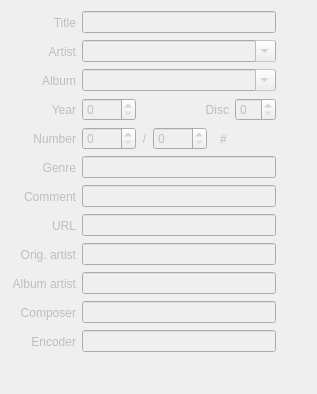
The window that ui/basictags.ui (sjuvonen/coquillo) describes before a commit, drawn with Qt 5.
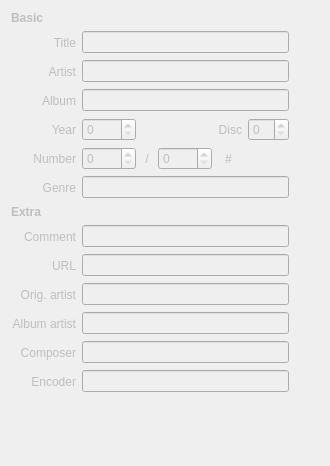
The same window after the commit. Icons and pictures are not drawn.

```diff
--- a/ui/basictags.ui
+++ b/ui/basictags.ui
@@ -9,18 +9,31 @@
    <rect>
     <x>0</x>
     <y>0</y>
-    <width>317</width>
-    <height>394</height>
+    <width>330</width>
+    <height>466</height>
    </rect>
   </property>
+  <property name="minimumSize">
+   <size>
+    <width>330</width>
+    <height>0</height>
+   </size>
+  </property>
   <property name="windowTitle">
    <string>Form</string>
   </property>
   <layout class="QGridLayout" name="gridLayout">
-   <item row="0" column="0">
-    <widget class="QLabel" name="labelTitle">
+   <item row="12" column="1">
+    <widget class="QLineEdit" name="tagComposer">
+     <property name="clearButtonEnabled">
+      <bool>true</bool>
+     </property>
+    </widget>
+   </item>
+   <item row="6" column="0">
+    <widget class="QLabel" name="labelGenre">
      <property name="text">
-      <string>Title</string>
+      <string>Genre</string>
      </property>
      <property name="alignment">
       <set>Qt::AlignRight|Qt::AlignTrailing|Qt::AlignVCenter</set>
@@ -30,34 +43,65 @@
      </property>
     </widget>
    </item>
-   <item row="0" column="1">
-    <widget class="QLineEdit" name="tagTitle">
+   <item row="10" column="1">
+    <widget class="QLineEdit" name="tagOriginalArtist">
      <property name="clearButtonEnabled">
       <bool>true</bool>
      </property>
     </widget>
    </item>
-   <item row="1" column="0">
-    <widget class="QLabel" name="labelArtist">
+   <item row="12" column="2">
+    <widget class="QToolButton" name="cloneComposer">
+     <property name="toolTip">
+      <string>&lt;html&gt;&lt;head/&gt;&lt;body&gt;&lt;p&gt;Copy value to other selected files&lt;/p&gt;&lt;/body&gt;&lt;/html&gt;</string>
+     </property>
      <property name="text">
-      <string>Artist</string>
+      <string/>
      </property>
-     <property name="alignment">
-      <set>Qt::AlignRight|Qt::AlignTrailing|Qt::AlignVCenter</set>
+     <property name="icon">
+      <iconset theme="edit-copy"/>
      </property>
+     <property name="checkable">
+      <bool>false</bool>
+     </property>
+     <property name="autoRaise">
+      <bool>true</bool>
+     </property>
     </widget>
    </item>
-   <item row="2" column="0">
-    <widget class="QLabel" name="labelAlbum">
+   <item row="13" column="0">
+    <widget class="QLabel" name="labelEncoder">
      <property name="text">
-      <string>Album</string>
+      <string>Encoder</string>
      </property>
      <property name="alignment">
       <set>Qt::AlignRight|Qt::AlignTrailing|Qt::AlignVCenter</set>
      </property>
     </widget>
    </item>
-   <item row="3" column="0">
+   <item row="3" column="2">
+    <widget class="QToolButton" name="cloneAlbum">
+     <property name="toolTip">
+      <string>&lt;html&gt;&lt;head/&gt;&lt;body&gt;&lt;p&gt;Copy value to other selected files&lt;/p&gt;&lt;/body&gt;&lt;/html&gt;</string>
+     </property>
+     <property name="text">
+      <string/>
+     </property>
+     <property name="icon">
+      <iconset theme="edit-copy"/>
+     </property>
+     <property name="checkable">
+      <bool>false</bool>
+     </property>
+     <property name="autoRaise">
+      <bool>true</bool>
+     </property>
+     <property name="arrowType">
+      <enum>Qt::NoArrow</enum>
+     </property>
+    </widget>
+   </item>
+   <item row="4" column="0">
     <widget class="QLabel" name="labelYear">
      <property name="text">
       <string>Year</string>
@@ -70,66 +114,66 @@
      </property>
     </widget>
    </item>
-   <item row="3" column="1">
-    <layout class="QHBoxLayout" name="horizontalLayout_3">
-     <item>
-      <widget class="QSpinBox" name="tagYear">
-       <property name="maximum">
-        <number>9999</number>
-       </property>
-      </widget>
-     </item>
-     <item>
-      <widget class="QToolButton" name="cloneYear">
-       <property name="toolTip">
-        <string>&lt;html&gt;&lt;head/&gt;&lt;body&gt;&lt;p&gt;Copy value to other selected files&lt;/p&gt;&lt;/body&gt;&lt;/html&gt;</string>
-       </property>
-       <property name="text">
-        <string/>
-       </property>
-       <property name="checkable">
-        <bool>false</bool>
-       </property>
-       <property name="autoRaise">
-        <bool>true</bool>
-       </property>
-       <property name="arrowType">
-        <enum>Qt::NoArrow</enum>
-       </property>
-      </widget>
-     </item>
-     <item>
-      <spacer name="horizontalSpacer_3">
-       <property name="orientation">
-        <enum>Qt::Horizontal</enum>
-       </property>
-       <property name="sizeHint" stdset="0">
-        <size>
-         <width>40</width>
-         <height>20</height>
-        </size>
-       </property>
-      </spacer>
-     </item>
-     <item>
-      <widget class="QLabel" name="labelDisc">
-       <property name="text">
-        <string>Disc</string>
-       </property>
-       <property name="alignment">
-        <set>Qt::AlignRight|Qt::AlignTrailing|Qt::AlignVCenter</set>
-       </property>
-       <property name="buddy">
-        <cstring>tagDisc</cstring>
-       </property>
-      </widget>
-     </item>
-     <item>
-      <widget class="QSpinBox" name="tagDisc"/>
-     </item>
-    </layout>
+   <item row="11" column="1">
+    <widget class="QLineEdit" name="tagAlbumArtist">
+     <property name="clearButtonEnabled">
+      <bool>true</bool>
+     </property>
+    </widget>
    </item>
-   <item row="4" column="0">
+   <item row="11" column="2">
+    <widget class="QToolButton" name="cloneAlbumArtist">
+     <property name="toolTip">
+      <string>&lt;html&gt;&lt;head/&gt;&lt;body&gt;&lt;p&gt;Copy value to other selected files&lt;/p&gt;&lt;/body&gt;&lt;/html&gt;</string>
+     </property>
+     <property name="text">
+      <string/>
+     </property>
+     <property name="icon">
+      <iconset theme="edit-copy"/>
+     </property>
+     <property name="checkable">
+      <bool>false</bool>
+     </property>
+     <property name="autoRaise">
+      <bool>true</bool>
+     </property>
+    </widget>
+   </item>
+   <item row="12" column="0">
+    <widget class="QLabel" name="labelComposer">
+     <property name="text">
+      <string>Composer</string>
+     </property>
+     <property name="alignment">
+      <set>Qt::AlignRight|Qt::AlignTrailing|Qt::AlignVCenter</set>
+     </property>
+     <property name="buddy">
+      <cstring>tagComposer</cstring>
+     </property>
+    </widget>
+   </item>
+   <item row="0" column="0">
+    <widget class="QLabel" name="label">
+     <property name="font">
+      <font>
+       <weight>75</weight>
+       <bold>true</bold>
+      </font>
+     </property>
+     <property name="text">
+      <string>Basic</string>
+     </property>
+    </widget>
+   </item>
+   <item row="1" column="1">
+    <widget class="QLineEdit" name="tagTitle">
+     <property name="clearButtonEnabled">
+      <bool>true</bool>
+     </property>
+    </widget>
+   </item>
+   <item row="5" column="0">
     <widget class="QLabel" name="labelNumber">
      <property name="text">
       <string>Number</string>
@@ -142,7 +186,7 @@
      </property>
     </widget>
    </item>
-   <item row="4" column="1">
+   <item row="5" column="1">
     <layout class="QHBoxLayout" name="horizontalLayout_4">
      <item>
       <widget class="QSpinBox" name="tagNumber">
@@ -153,6 +197,12 @@
      </item>
      <item>
       <widget class="QLabel" name="labelTotal">
+       <property name="minimumSize">
+        <size>
+         <width>10</width>
+         <height>0</height>
+        </size>
+       </property>
        <property name="text">
         <string>/</string>
        </property>
@@ -205,87 +255,26 @@
      </item>
     </layout>
    </item>
-   <item row="5" column="0">
-    <widget class="QLabel" name="labelGenre">
-     <property name="text">
-      <string>Genre</string>
+   <item row="10" column="2">
+    <widget class="QToolButton" name="cloneOriginalArtist">
+     <property name="toolTip">
+      <string>&lt;html&gt;&lt;head/&gt;&lt;body&gt;&lt;p&gt;Copy value to other selected files&lt;/p&gt;&lt;/body&gt;&lt;/html&gt;</string>
      </property>
-     <property name="alignment">
-      <set>Qt::AlignRight|Qt::AlignTrailing|Qt::AlignVCenter</set>
-     </property>
-     <property name="buddy">
-      <cstring>tagGenre</cstring>
-     </property>
-    </widget>
-   </item>
-   <item row="5" column="1">
-    <widget class="QLineEdit" name="tagGenre">
-     <property name="clearButtonEnabled">
-      <bool>true</bool>
-     </property>
-    </widget>
-   </item>
-   <item row="6" column="0">
-    <widget class="QLabel" name="labelComment">
      <property name="text">
-      <string>Comment</string>
+      <string/>
      </property>
-     <property name="alignment">
-      <set>Qt::AlignRight|Qt::AlignTrailing|Qt::AlignVCenter</set>
+     <property name="icon">
+      <iconset theme="edit-copy"/>
      </property>
-     <property name="buddy">
-      <cstring>tagComment</cstring>
+     <property name="checkable">
+      <bool>false</bool>
      </property>
-    </widget>
-   </item>
-   <item row="6" column="1">
-    <widget class="QLineEdit" name="tagComment">
-     <property name="clearButtonEnabled">
+     <property name="autoRaise">
       <bool>true</bool>
      </property>
     </widget>
    </item>
-   <item row="7" column="0">
-    <widget class="QLabel" name="labelUrl">
-     <property name="text">
-      <string>URL</string>
-     </property>
-     <property name="alignment">
-      <set>Qt::AlignRight|Qt::AlignTrailing|Qt::AlignVCenter</set>
-     </property>
-     <property name="buddy">
-      <cstring>tagUrl</cstring>
-     </property>
-    </widget>
-   </item>
-   <item row="7" column="1">
-    <widget class="QLineEdit" name="tagUrl">
-     <property name="clearButtonEnabled">
-      <bool>true</bool>
-     </property>
-    </widget>
-   </item>
-   <item row="8" column="0">
-    <widget class="QLabel" name="labelOriginalArtist">
-     <property name="text">
-      <string>Orig. artist</string>
-     </property>
-     <property name="alignment">
-      <set>Qt::AlignRight|Qt::AlignTrailing|Qt::AlignVCenter</set>
-     </property>
-     <property name="buddy">
-      <cstring>tagOriginalArtist</cstring>
-     </property>
-    </widget>
-   </item>
-   <item row="8" column="1">
-    <widget class="QLineEdit" name="tagOriginalArtist">
-     <property name="clearButtonEnabled">
-      <bool>true</bool>
-     </property>
-    </widget>
-   </item>
-   <item row="9" column="0">
+   <item row="11" column="0">
     <widget class="QLabel" name="labelAlbumArtist">
      <property name="text">
       <string>Album artist</string>
@@ -298,54 +287,33 @@
      </property>
     </widget>
    </item>
-   <item row="9" column="1">
-    <widget class="QLineEdit" name="tagAlbumArtist">
-     <property name="clearButtonEnabled">
-      <bool>true</bool>
-     </property>
-    </widget>
-   </item>
-   <item row="10" column="0">
-    <widget class="QLabel" name="labelComposer">
-     <property name="text">
-      <string>Composer</string>
-     </property>
-     <property name="alignment">
-      <set>Qt::AlignRight|Qt::AlignTrailing|Qt::AlignVCenter</set>
-     </property>
-     <property name="buddy">
-      <cstring>tagComposer</cstring>
-     </property>
-    </widget>
-   </item>
-   <item row="10" column="1">
-    <widget class="QLineEdit" name="tagComposer">
-     <property name="clearButtonEnabled">
-      <bool>true</bool>
-     </property>
-    </widget>
-   </item>
-   <item row="11" column="0">
-    <widget class="QLabel" name="labelEncoder">
-     <property name="text">
-      <string>Encoder</string>
-     </property>
-     <property name="alignment">
-      <set>Qt::AlignRight|Qt::AlignTrailing|Qt::AlignVCenter</set>
-     </property>
-     <property name="buddy">
-      <cstring>tagEncoder</cstring>
-     </property>
-    </widget>
-   </item>
-   <item row="11" column="1">
+   <item row="13" column="1">
     <widget class="QLineEdit" name="tagEncoder">
      <property name="clearButtonEnabled">
       <bool>true</bool>
      </property>
     </widget>
    </item>
-   <item row="12" column="1">
+   <item row="13" column="2">
+    <widget class="QToolButton" name="cloneEncoder">
+     <property name="toolTip">
+      <string>&lt;html&gt;&lt;head/&gt;&lt;body&gt;&lt;p&gt;Copy value to other selected files&lt;/p&gt;&lt;/body&gt;&lt;/html&gt;</string>
+     </property>
+     <property name="text">
+      <string/>
+     </property>
+     <property name="icon">
+      <iconset theme="edit-copy"/>
+     </property>
+     <property name="checkable">
+      <bool>false</bool>
+     </property>
+     <property name="autoRaise">
+      <bool>true</bool>
+     </property>
+    </widget>
+   </item>
+   <item row="14" column="1">
     <spacer name="verticalSpacer">
      <property name="orientation">
       <enum>Qt::Vertical</enum>
@@ -358,7 +326,62 @@
      </property>
     </spacer>
    </item>
-   <item row="0" column="2">
+   <item row="1" column="0">
+    <widget class="QLabel" name="labelTitle">
+     <property name="text">
+      <string>Title</string>
+     </property>
+     <property name="alignment">
+      <set>Qt::AlignRight|Qt::AlignTrailing|Qt::AlignVCenter</set>
+     </property>
+     <property name="buddy">
+      <cstring>tagTitle</cstring>
+     </property>
+    </widget>
+   </item>
+   <item row="5" column="2">
+    <widget class="QToolButton" name="cloneTotal">
+     <property name="toolTip">
+      <string>&lt;html&gt;&lt;head/&gt;&lt;body&gt;&lt;p&gt;Copy value to other selected files&lt;/p&gt;&lt;/body&gt;&lt;/html&gt;</string>
+     </property>
+     <property name="text">
+      <string/>
+     </property>
+     <property name="icon">
+      <iconset theme="edit-copy"/>
+     </property>
+     <property name="checkable">
+      <bool>false</bool>
+     </property>
+     <property name="autoRaise">
+      <bool>true</bool>
+     </property>
+     <property name="arrowType">
+      <enum>Qt::NoArrow</enum>
+     </property>
+    </widget>
+   </item>
+   <item row="6" column="1">
+    <widget class="QLineEdit" name="tagGenre">
+     <property name="clearButtonEnabled">
+      <bool>true</bool>
+     </property>
+    </widget>
+   </item>
+   <item row="2" column="0">
+    <widget class="QLabel" name="labelArtist">
+     <property name="text">
+      <string>Artist</string>
+     </property>
+     <property name="alignment">
+      <set>Qt::AlignRight|Qt::AlignTrailing|Qt::AlignVCenter</set>
+     </property>
+     <property name="buddy">
+      <cstring>tagArtist</cstring>
+     </property>
+    </widget>
+   </item>
+   <item row="1" column="2">
     <widget class="QToolButton" name="cloneTitle">
      <property name="toolTip">
       <string>&lt;html&gt;&lt;head/&gt;&lt;body&gt;&lt;p&gt;Copy value to other selected files&lt;/p&gt;&lt;/body&gt;&lt;/html&gt;</string>
@@ -377,26 +400,20 @@
      </property>
     </widget>
    </item>
+   <item row="3" column="0">
+    <widget class="QLabel" name="labelAlbum">
+     <property name="text">
+      <string>Album</string>
+     </property>
+     <property name="alignment">
+      <set>Qt::AlignRight|Qt::AlignTrailing|Qt::AlignVCenter</set>
+     </property>
+     <property name="buddy">
+      <cstring>tagAlbum</cstring>
+     </property>
+    </widget>
+   </item>
    <item row="2" column="2">
-    <widget class="QToolButton" name="cloneAlbum">
-     <property name="toolTip">
-      <string>&lt;html&gt;&lt;head/&gt;&lt;body&gt;&lt;p&gt;Copy value to other selected files&lt;/p&gt;&lt;/body&gt;&lt;/html&gt;</string>
-     </property>
-     <property name="text">
-      <string/>
-     </property>
-     <property name="checkable">
-      <bool>false</bool>
-     </property>
-     <property name="autoRaise">
-      <bool>true</bool>
-     </property>
-     <property name="arrowType">
-      <enum>Qt::NoArrow</enum>
-     </property>
-    </widget>
-   </item>
-   <item row="1" column="2">
     <widget class="QToolButton" name="cloneArtist">
      <property name="toolTip">
       <string>&lt;html&gt;&lt;head/&gt;&lt;body&gt;&lt;p&gt;Copy value to other selected files&lt;/p&gt;&lt;/body&gt;&lt;/html&gt;</string>
@@ -407,22 +424,6 @@
      <property name="checkable">
       <bool>false</bool>
      </property>
-     <property name="autoRaise">
-      <bool>true</bool>
-     </property>
-     <property name="arrowType">
-      <enum>Qt::NoArrow</enum>
-     </property>
-    </widget>
-   </item>
-   <item row="3" column="2">
-    <widget class="QToolButton" name="cloneDisc">
-     <property name="toolTip">
-      <string>&lt;html&gt;&lt;head/&gt;&lt;body&gt;&lt;p&gt;Copy value to other selected files&lt;/p&gt;&lt;/body&gt;&lt;/html&gt;</string>
-     </property>
-     <property name="text">
-      <string/>
-     </property>
      <property name="checkable">
       <bool>false</bool>
      </property>
@@ -434,109 +435,14 @@
      </property>
     </widget>
    </item>
-   <item row="4" column="2">
-    <widget class="QToolButton" name="cloneTotal">
-     <property name="toolTip">
-      <string>&lt;html&gt;&lt;head/&gt;&lt;body&gt;&lt;p&gt;Copy value to other selected files&lt;/p&gt;&lt;/body&gt;&lt;/html&gt;</string>
-     </property>
-     <property name="text">
-      <string/>
-     </property>
-     <property name="checkable">
-      <bool>false</bool>
-     </property>
-     <property name="autoRaise">
-      <bool>true</bool>
-     </property>
-     <property name="arrowType">
-      <enum>Qt::NoArrow</enum>
-     </property>
-    </widget>
-   </item>
-   <item row="5" column="2">
-    <widget class="QToolButton" name="cloneGenre">
-     <property name="toolTip">
-      <string>&lt;html&gt;&lt;head/&gt;&lt;body&gt;&lt;p&gt;Copy value to other selected files&lt;/p&gt;&lt;/body&gt;&lt;/html&gt;</string>
-     </property>
-     <property name="text">
-      <string/>
-     </property>
-     <property name="checkable">
-      <bool>false</bool>
-     </property>
-     <property name="autoRaise">
-      <bool>true</bool>
-     </property>
-     <property name="arrowType">
-      <enum>Qt::NoArrow</enum>
-     </property>
-    </widget>
-   </item>
-   <item row="11" column="2">
-    <widget class="QToolButton" name="cloneEncoder">
-     <property name="toolTip">
-      <string>&lt;html&gt;&lt;head/&gt;&lt;body&gt;&lt;p&gt;Copy value to other selected files&lt;/p&gt;&lt;/body&gt;&lt;/html&gt;</string>
-     </property>
-     <property name="text">
-      <string/>
-     </property>
-     <property name="checkable">
-      <bool>false</bool>
-     </property>
-     <property name="autoRaise">
-      <bool>true</bool>
-     </property>
-    </widget>
-   </item>
-   <item row="10" column="2">
-    <widget class="QToolButton" name="cloneComposer">
-     <property name="toolTip">
-      <string>&lt;html&gt;&lt;head/&gt;&lt;body&gt;&lt;p&gt;Copy value to other selected files&lt;/p&gt;&lt;/body&gt;&lt;/html&gt;</string>
-     </property>
-     <property name="text">
-      <string/>
-     </property>
-     <property name="checkable">
-      <bool>false</bool>
-     </property>
-     <property name="autoRaise">
+   <item row="9" column="1">
+    <widget class="QLineEdit" name="tagUrl">
+     <property name="clearButtonEnabled">
       <bool>true</bool>
      </property>
     </widget>
    </item>
    <item row="9" column="2">
-    <widget class="QToolButton" name="cloneAlbumArtist">
-     <property name="toolTip">
-      <string>&lt;html&gt;&lt;head/&gt;&lt;body&gt;&lt;p&gt;Copy value to other selected files&lt;/p&gt;&lt;/body&gt;&lt;/html&gt;</string>
-     </property>
-     <property name="text">
-      <string/>
-     </property>
-     <property name="checkable">
-      <bool>false</bool>
-     </property>
-     <property name="autoRaise">
-      <bool>true</bool>
-     </property>
-    </widget>
-   </item>
-   <item row="8" column="2">
-    <widget class="QToolButton" name="cloneOriginalArtist">
-     <property name="toolTip">
-      <string>&lt;html&gt;&lt;head/&gt;&lt;body&gt;&lt;p&gt;Copy value to other selected files&lt;/p&gt;&lt;/body&gt;&lt;/html&gt;</string>
-     </property>
-     <property name="text">
-      <string/>
-     </property>
-     <property name="checkable">
-      <bool>false</bool>
-     </property>
-     <property name="autoRaise">
-      <bool>true</bool>
-     </property>
-    </widget>
-   </item>
-   <item row="7" column="2">
     <widget class="QToolButton" name="cloneUrl">
      <property name="toolTip">
       <string>&lt;html&gt;&lt;head/&gt;&lt;body&gt;&lt;p&gt;Copy value to other selected files&lt;/p&gt;&lt;/body&gt;&lt;/html&gt;</string>
@@ -552,7 +458,20 @@
      </property>
     </widget>
    </item>
-   <item row="6" column="2">
+   <item row="10" column="0">
+    <widget class="QLabel" name="labelOriginalArtist">
+     <property name="text">
+      <string>Orig. artist</string>
+     </property>
+     <property name="alignment">
+      <set>Qt::AlignRight|Qt::AlignTrailing|Qt::AlignVCenter</set>
+     </property>
+     <property name="buddy">
+      <cstring>tagOriginalArtist</cstring>
+     </property>
+    </widget>
+   </item>
+   <item row="8" column="2">
     <widget class="QToolButton" name="cloneComment">
      <property name="toolTip">
       <string>&lt;html&gt;&lt;head/&gt;&lt;body&gt;&lt;p&gt;Copy value to other selected files&lt;/p&gt;&lt;/body&gt;&lt;/html&gt;</string>
@@ -568,25 +487,169 @@
      </property>
     </widget>
    </item>
-   <item row="1" column="1">
-    <widget class="QComboBox" name="tagArtist">
-     <property name="editable">
+   <item row="9" column="0">
+    <widget class="QLabel" name="labelUrl">
+     <property name="text">
+      <string>URL</string>
+     </property>
+     <property name="alignment">
+      <set>Qt::AlignRight|Qt::AlignTrailing|Qt::AlignVCenter</set>
+     </property>
+     <property name="buddy">
+      <cstring>tagUrl</cstring>
+     </property>
+    </widget>
+   </item>
+   <item row="4" column="1">
+    <layout class="QHBoxLayout" name="horizontalLayout_3">
+     <item>
+      <widget class="QSpinBox" name="tagYear">
+       <property name="maximum">
+        <number>9999</number>
+       </property>
+      </widget>
+     </item>
+     <item>
+      <widget class="QToolButton" name="cloneYear">
+       <property name="toolTip">
+        <string>&lt;html&gt;&lt;head/&gt;&lt;body&gt;&lt;p&gt;Copy value to other selected files&lt;/p&gt;&lt;/body&gt;&lt;/html&gt;</string>
+       </property>
+       <property name="text">
+        <string/>
+       </property>
+       <property name="icon">
+        <iconset theme="edit-copy"/>
+       </property>
+       <property name="checkable">
+        <bool>false</bool>
+       </property>
+       <property name="autoRaise">
+        <bool>true</bool>
+       </property>
+       <property name="arrowType">
+        <enum>Qt::NoArrow</enum>
+       </property>
+      </widget>
+     </item>
+     <item>
+      <spacer name="horizontalSpacer_3">
+       <property name="orientation">
+        <enum>Qt::Horizontal</enum>
+       </property>
+       <property name="sizeHint" stdset="0">
+        <size>
+         <width>40</width>
+         <height>20</height>
+        </size>
+       </property>
+      </spacer>
+     </item>
+     <item>
+      <widget class="QLabel" name="labelDisc">
+       <property name="minimumSize">
+        <size>
+         <width>32</width>
+         <height>0</height>
+        </size>
+       </property>
+       <property name="text">
+        <string>Disc</string>
+       </property>
+       <property name="alignment">
+        <set>Qt::AlignRight|Qt::AlignTrailing|Qt::AlignVCenter</set>
+       </property>
+       <property name="buddy">
+        <cstring>tagDisc</cstring>
+       </property>
+      </widget>
+     </item>
+     <item>
+      <widget class="QSpinBox" name="tagDisc"/>
+     </item>
+    </layout>
+   </item>
+   <item row="4" column="2">
+    <widget class="QToolButton" name="cloneDisc">
+     <property name="toolTip">
+      <string>&lt;html&gt;&lt;head/&gt;&lt;body&gt;&lt;p&gt;Copy value to other selected files&lt;/p&gt;&lt;/body&gt;&lt;/html&gt;</string>
+     </property>
+     <property name="text">
+      <string/>
+     </property>
+     <property name="icon">
+      <iconset theme="edit-copy"/>
+     </property>
+     <property name="checkable">
+      <bool>false</bool>
+     </property>
+     <property name="autoRaise">
       <bool>true</bool>
      </property>
-     <property name="duplicatesEnabled">
+     <property name="arrowType">
+      <enum>Qt::NoArrow</enum>
+     </property>
+    </widget>
+   </item>
+   <item row="6" column="2">
+    <widget class="QToolButton" name="cloneGenre">
+     <property name="toolTip">
+      <string>&lt;html&gt;&lt;head/&gt;&lt;body&gt;&lt;p&gt;Copy value to other selected files&lt;/p&gt;&lt;/body&gt;&lt;/html&gt;</string>
+     </property>
+     <property name="text">
+      <string/>
+     </property>
+     <property name="icon">
+      <iconset theme="edit-copy"/>
+     </property>
+     <property name="checkable">
       <bool>false</bool>
+     </property>
+     <property name="autoRaise">
+      <bool>true</bool>
+     </property>
+     <property name="arrowType">
+      <enum>Qt::NoArrow</enum>
+     </property>
+    </widget>
+   </item>
+   <item row="8" column="0">
+    <widget class="QLabel" name="labelComment">
+     <property name="text">
+      <string>Comment</string>
+     </property>
+     <property name="alignment">
+      <set>Qt::AlignRight|Qt::AlignTrailing|Qt::AlignVCenter</set>
+     </property>
+     <property name="buddy">
+      <cstring>tagComment</cstring>
+     </property>
+    </widget>
+   </item>
+   <item row="8" column="1">
+    <widget class="QLineEdit" name="tagComment">
+     <property name="clearButtonEnabled">
+      <bool>true</bool>
+     </property>
+    </widget>
+   </item>
+   <item row="7" column="0">
+    <widget class="QLabel" name="label_2">
+     <property name="font">
+      <font>
+       <weight>75</weight>
+       <bold>true</bold>
+      </font>
+     </property>
+     <property name="text">
+      <string>Extra</string>
      </property>
     </widget>
    </item>
    <item row="2" column="1">
-    <widget class="QComboBox" name="tagAlbum">
-     <property name="editable">
-      <bool>true</bool>
-     </property>
-     <property name="duplicatesEnabled">
-      <bool>false</bool>
-     </property>
-    </widget>
+    <widget class="QLineEdit" name="tagArtist"/>
+   </item>
+   <item row="3" column="1">
+    <widget class="QLineEdit" name="tagAlbum"/>
    </item>
   </layout>
  </widget>
```
Left out of the diff: 51 changed lines with no effect on the pictures.
